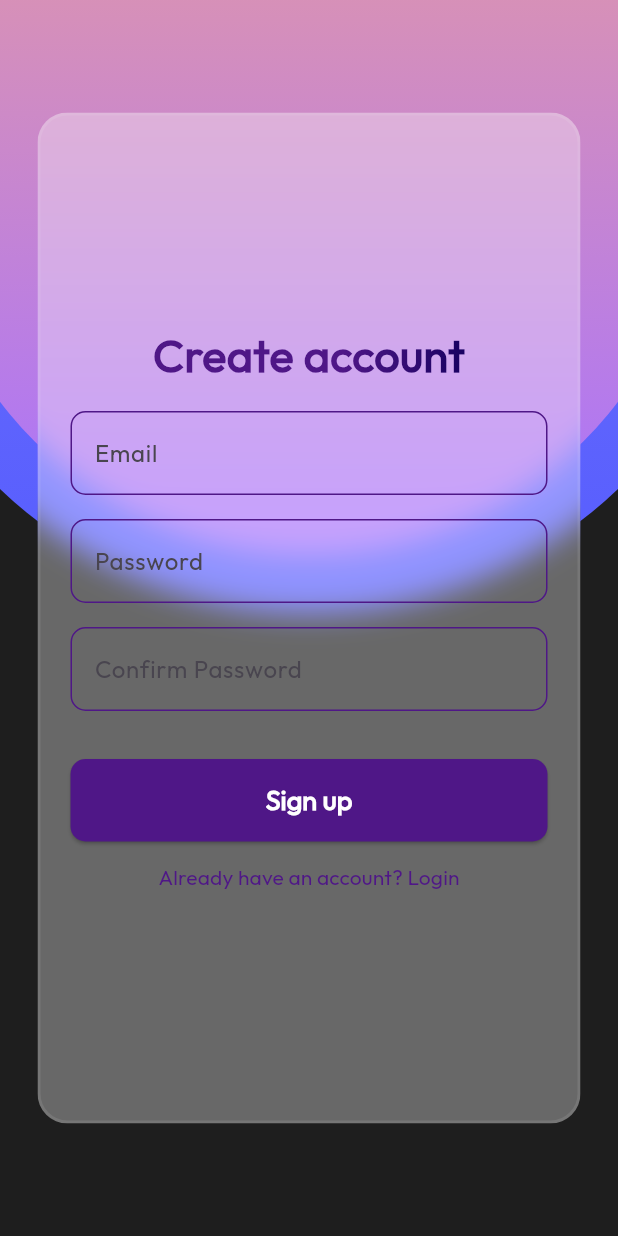
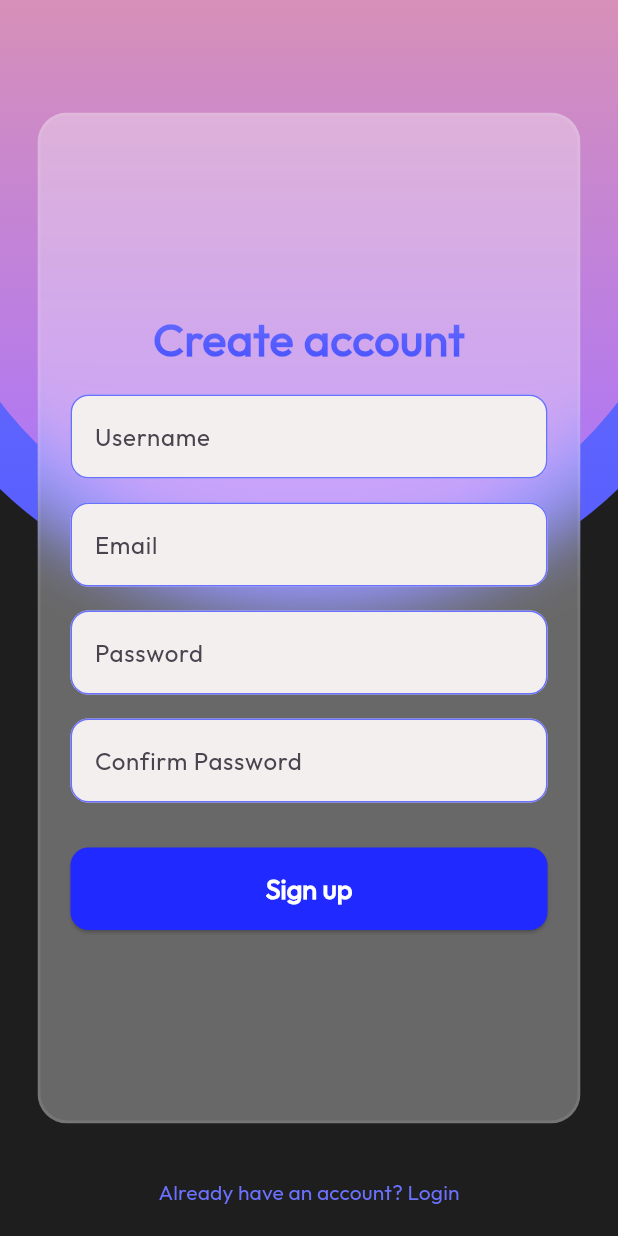
Before and after one commit to userkace/neurorite, a Flutter app: the screen it shows after launch, after a tap on "Don't have an account? Sign up", on a phone screen of 412 x 824 dp. Run offline on Flutter 3.47's test engine with Material 3 defaults, Android fonts, the phone set to English and light mode, and no system bars; our stand-ins replace hugeicons, shared_preferences.

Commit message:
update dialog box design

```diff
--- a/lib/login.dart
+++ b/lib/login.dart
@@ -17,42 +17,37 @@ class Login extends StatelessWidget {
       ),
       body: Container(
         decoration: AppBackground.mainBackground,
-        // decoration: const BoxDecoration(
-        //     image: DecorationImage(
-        //         image: AssetImage('assets/background/background.png'),
-        //         fit: BoxFit.cover)),
         child: Stack(
           children: [
             const BackgroundTest(colored: true),
-            DialogBackground(
-              //   insetPadding:
-              //       const EdgeInsets.symmetric(vertical: 24, horizontal: 24),
+            Center(
+                child: DialogBackground(
               child: Padding(
                 padding: const EdgeInsets.all(20.0),
                 child: Column(
                   mainAxisAlignment: MainAxisAlignment.center,
                   children: <Widget>[
-                    GradientText("Neurorite",
+                    GradientText("Welcome Back",
                         style: const TextStyle(
-                          fontSize: 70,
+                          fontSize: 30,
                           fontWeight: FontWeight.bold,
                           fontFamily:
-                              'Satisfy', //GoogleFonts.getFont('Satisfy').fontFamily,
+                              'Outfit', //GoogleFonts.getFont('Satisfy').fontFamily,
                         ),
-                        gradient: LinearGradient(stops: const [
-                          0.61,
-                          1.00
-                        ], colors: [
+                        gradient: LinearGradient(
+                            begin: Alignment.topCenter,
+                            end: Alignment.bottomCenter,
+                            colors: [
                               Theme.of(context).colorScheme.primary,
                               Theme.of(context).colorScheme.secondary,
                             ])),
-                    const SizedBox(height: 16.0),
+                    const SizedBox(height: 32.0),
                     Theme(
                       data: AppTheme.textFieldTheme,
                       child: const Column(children: <Widget>[
                         TextField(
                           decoration: InputDecoration(
-                            labelText: "Email",
+                            labelText: "Email/Username",
                             labelStyle: TextStyle(
                               fontFamily:
                                   'Outfit', //GoogleFonts.getFont('Outfit').fontFamily,
@@ -72,7 +67,7 @@ class Login extends StatelessWidget {
                         ),
                       ]),
                     ),
-                    const SizedBox(height: 32.0),
+                    const SizedBox(height: 30.0),
                     Theme(
                       data: AppTheme.enterButtonTheme,
                       child: ElevatedButton(
@@ -98,22 +93,28 @@ class Login extends StatelessWidget {
                         ),
                       ),
                     ),
-                    const SizedBox(height: 0.0),
-                    TextButton(
+                  ],
+                ),
+              ),
+            )),
+            Positioned(
+              bottom: 30,
+              left: 0,
+              right: 0,
+              child: TextButton(
                 onPressed: () {
                   Navigator.of(context).pushReplacement(MaterialPageRoute(
                     builder: (context) => const Signup(),
                   ));
                 },
-                      child: const Text(
+                child: const Center(
+                  child: Text(
                     "Don't have an account? Sign up",
                     style: TextStyle(
                       fontFamily:
                           'Outfit', //GoogleFonts.getFont('Outfit').fontFamily,
                     ),
                   ),
-                    ),
-                  ],
                 ),
               ),
             )
--- a/lib/signup.dart
+++ b/lib/signup.dart
@@ -16,43 +16,49 @@ class Signup extends StatelessWidget {
       ),
       body: Container(
         decoration: AppBackground.mainBackground,
-        // decoration: const BoxDecoration(
-        //     image: DecorationImage(
-        //         image: AssetImage('assets/background/background.png'),
-        //         fit: BoxFit.cover)),
         child: Stack(
           children: [
             const BackgroundTest(colored: true),
-            DialogBackground(
-              //   insetPadding:
-              //       const EdgeInsets.symmetric(vertical: 24, horizontal: 24),
+            Center(
+              child: DialogBackground(
                 child: Padding(
                   padding: const EdgeInsets.all(20.0),
                   child: Column(
                     mainAxisAlignment: MainAxisAlignment.center,
                     children: <Widget>[
-                    GradientText("Create account",
+                      GradientText(
+                        "Create account",
                         style: const TextStyle(
                             fontSize: 30,
                             fontWeight: FontWeight.bold,
                             fontFamily: 'Outfit'),
-                        gradient: LinearGradient(stops: const [
-                          0.61,
-                          1.00
-                        ], colors: [
+                        gradient: LinearGradient(
+                          begin: Alignment.topCenter,
+                          end: Alignment.bottomCenter,
+                          colors: [
                             Theme.of(context).colorScheme.primary,
                             Theme.of(context).colorScheme.secondary,
-                        ])),
+                          ],
+                        ),
+                      ),
                       const SizedBox(height: 16.0),
                       Theme(
                         data: AppTheme.textFieldTheme,
                         child: const Column(children: <Widget>[
                           TextField(
                             decoration: InputDecoration(
+                              labelText: "Username",
+                              labelStyle: TextStyle(
+                                fontFamily: 'Outfit',
+                              ),
+                            ),
+                          ),
+                          SizedBox(height: 16.0),
+                          TextField(
+                            decoration: InputDecoration(
                               labelText: "Email",
                               labelStyle: TextStyle(
-                              fontFamily:
-                                  'Outfit', //GoogleFonts.getFont('Satisfy').fontFamily,
+                                fontFamily: 'Outfit',
                               ),
                             ),
                           ),
@@ -61,8 +67,7 @@ class Signup extends StatelessWidget {
                             decoration: InputDecoration(
                               labelText: "Password",
                               labelStyle: TextStyle(
-                              fontFamily:
-                                  'Outfit', //GoogleFonts.getFont('Satisfy').fontFamily,
+                                fontFamily: 'Outfit',
                               ),
                             ),
                             obscureText: true,
@@ -72,15 +77,14 @@ class Signup extends StatelessWidget {
                             decoration: InputDecoration(
                               labelText: "Confirm Password",
                               labelStyle: TextStyle(
-                              fontFamily:
-                                  'Outfit', //GoogleFonts.getFont('Satisfy').fontFamily,
+                                fontFamily: 'Outfit',
                               ),
                             ),
                             obscureText: true,
                           ),
                         ]),
                       ),
-                    const SizedBox(height: 32.0),
+                      const SizedBox(height: 30.0),
                       Theme(
                         data: AppTheme.enterButtonTheme,
                         child: ElevatedButton(
@@ -90,8 +94,7 @@ class Signup extends StatelessWidget {
                             ));
                           },
                           style: ElevatedButton.styleFrom(
-                          minimumSize: const Size.fromHeight(
-                              55), // Set the desired height
+                            minimumSize: const Size.fromHeight(55),
                             textStyle: const TextStyle(
                               fontSize: 18,
                             ),
@@ -100,23 +103,32 @@ class Signup extends StatelessWidget {
                             "Sign up",
                             style: TextStyle(
                               fontWeight: FontWeight.bold,
-                            fontFamily:
-                                'Outfit', //GoogleFonts.getFont('Satisfy').fontFamily,
+                              fontFamily: 'Outfit',
                             ),
                           ),
                         ),
                       ),
-                    const SizedBox(height: 0.0),
-                    TextButton(
+                    ],
+                  ),
+                ),
+              ),
+            ),
+            // "Login" TextButton at the bottom that moves up with the keyboard
+            Align(
+              alignment: Alignment.bottomCenter,
+              child: Padding(
+                padding: const EdgeInsets.only(
+                    bottom: 5.0), // Slight padding from bottom
+                child: TextButton(
                   onPressed: () {
                     Navigator.of(context).pushReplacement(MaterialPageRoute(
                       builder: (context) => const Login(),
                     ));
                   },
-                      child: const Text("Already have an account? Login",
-                          style: TextStyle(fontFamily: 'Outfit')),
+                  child: const Text(
+                    "Already have an account? Login",
+                    style: TextStyle(fontFamily: 'Outfit'),
                   ),
-                  ],
                 ),
               ),
             ),
--- a/lib/theme/app_theme.dart
+++ b/lib/theme/app_theme.dart
@@ -3,47 +3,46 @@ import 'package:flutter/material.dart';
 // themes
 class AppTheme {
   // main colors of use
-    static const Color primary = Color(0xFF4F1787);
-    static const Color secondary = Color(0xFF180161);
-    static const Color tertiary = Color(0xFFEB3678);
+  static const Color primary = Color(0xFF6B71FF);
+  static const Color secondary = Color(0xFF464EFF);
+  static const Color tertiary = Color(0xFF2029FF);
   static const Color error = Color(0xFFFF474D);
 
   // general app scheme
   static final ThemeData lightTheme = ThemeData(
     colorScheme: const ColorScheme(
         brightness: Brightness.light,
-
         primary: primary,
         onPrimary: Colors.white,
-
         secondary: secondary,
         onSecondary: Colors.white,
-
         tertiary: tertiary,
         onTertiary: Colors.white,
-
         error: error,
         onError: Colors.white,
-
         surface: Colors.white,
-        onSurface: Color(0xFF2B2B2B)
-      ),
+        onSurface: Color(0xFF2B2B2B)),
   );
 
   static final ThemeData textFieldTheme = ThemeData(
     inputDecorationTheme: const InputDecorationTheme(
+      filled: true,
+      fillColor: Color(0xFFF3EFEF),
+      labelStyle: TextStyle(fontSize: 12.0),
       floatingLabelBehavior: FloatingLabelBehavior.auto,
+      floatingLabelStyle:
+          TextStyle(color: primary, fontWeight: FontWeight.bold),
       border: OutlineInputBorder(
         borderSide: BorderSide(color: primary, width: 1.0),
-            borderRadius: BorderRadius.all(Radius.circular(10.0)),
+        borderRadius: BorderRadius.all(Radius.circular(12.0)),
       ),
       enabledBorder: OutlineInputBorder(
         borderSide: BorderSide(color: primary, width: 1.0),
-            borderRadius: BorderRadius.all(Radius.circular(10.0)),
+        borderRadius: BorderRadius.all(Radius.circular(12.0)),
       ),
       focusedBorder: OutlineInputBorder(
         borderSide: BorderSide(color: primary, width: 2.0),
-            borderRadius: BorderRadius.all(Radius.circular(10.0)),
+        borderRadius: BorderRadius.all(Radius.circular(12.0)),
       ),
       errorBorder: OutlineInputBorder(
         borderSide: BorderSide(color: error, width: 2.0),
@@ -65,17 +64,12 @@ class AppTheme {
           style: ButtonStyle(
     backgroundColor: WidgetStateProperty.resolveWith((states) {
       if (states.contains(WidgetState.pressed)) return secondary;
-                return primary;
+      return tertiary;
     }),
     foregroundColor: const WidgetStatePropertyAll<Color>(Color(0xFFFFFFFF)),
-
-            fixedSize: const WidgetStatePropertyAll<Size>(Size(100.0, 40.0)),
+    fixedSize: const WidgetStatePropertyAll<Size>(Size(100.0, 20.0)),
     shape: WidgetStatePropertyAll<RoundedRectangleBorder>(
-              RoundedRectangleBorder(
-                borderRadius: BorderRadius.circular(10.0)
+      RoundedRectangleBorder(borderRadius: BorderRadius.circular(12.0)),
     ),
-            ),
-        )
-      )
-    );
+  )));
 }
--- a/lib/theme/background.dart
+++ b/lib/theme/background.dart
@@ -86,21 +86,18 @@ class DialogBackground extends StatelessWidget {
   Widget build(BuildContext context) {
     return Center(
       child: ClipRRect(
-        borderRadius:
-            BorderRadius.circular(15.0), // Rounded corners for the dialog
+        borderRadius: BorderRadius.circular(15.0),
         child: BackdropFilter(
-          filter:
-              ImageFilter.blur(sigmaX: 10.0, sigmaY: 10.0), // Blurring effect
+          filter: ImageFilter.blur(sigmaX: 20.0, sigmaY: 20.0),
           child: Container(
               width: MediaQuery.of(context).size.width - 50,
               height: MediaQuery.of(context).size.height - 150,
               decoration: BoxDecoration(
-                color: const Color(0x54FFFFFF), // Semi-transparent background
-                borderRadius:
-                    BorderRadius.circular(20.0), // Matching rounded corners
+                color: const Color(0x54FFFFFF),
+                borderRadius: BorderRadius.circular(20.0),
                 border: Border.all(
                   width: 2,
-                  color: const Color(0x1aF1F1F1), // Border for frosted look
+                  color: const Color(0x1aF1F1F1),
                 ),
               ),
               child: child),
```
Lines whose indentation alone changed are shown as unchanged.
